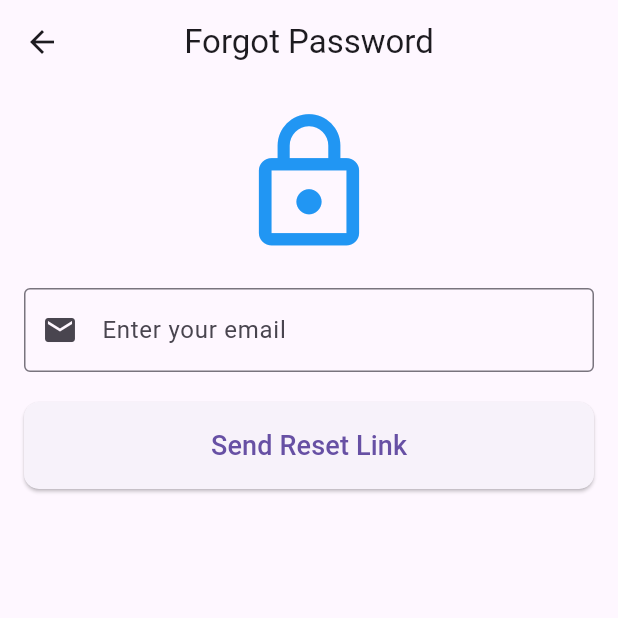
After one commit to OCRServiceCMC/mobile_ocr, a Flutter app: the screen it shows after launch, after a tap on "Forgot Password?", on a phone screen of 412 x 824 dp, the top half of it. The commit adds this screen. Run offline on Flutter 3.47's test engine with Material 3 defaults, Android fonts, the phone set to English and light mode, and no system bars; our stand-ins replace file_picker, permission_handler, shared_preferences; network calls fail.

Commit message:
thêm trang quên mật khẩu

```diff
--- /dev/null
+++ b/lib/pages/loginregister/forgotpassword.dart
@@ -0,0 +1,117 @@
+import 'package:flutter/material.dart';
+import 'package:http/http.dart' as http;
+
+class ForgotPasswordPage extends StatefulWidget {
+  const ForgotPasswordPage({super.key});
+
+  @override
+  _ForgotPasswordPageState createState() => _ForgotPasswordPageState();
+}
+
+class _ForgotPasswordPageState extends State<ForgotPasswordPage> {
+  final TextEditingController _emailController = TextEditingController();
+  bool _isLoading = false;
+  String? _message;
+
+  Future<void> _sendForgotPasswordRequest(String email) async {
+    setState(() {
+      _isLoading = true;
+      _message = null;
+    });
+
+    final url = Uri.parse('http://10.0.2.2:8081/api/auth/forgot-password?email=$email');
+
+    try {
+      final response = await http.post(url);
+
+      if (response.statusCode == 200) {
+        setState(() {
+          _message = 'Password reset link has been sent to your email.';
+        });
+      } else {
+        setState(() {
+          _message = 'Failed to send reset link. Please try again.';
+        });
+      }
+    } catch (e) {
+      setState(() {
+        _message = 'An error occurred. Please check your internet connection and try again.';
+      });
+    } finally {
+      setState(() {
+        _isLoading = false;
+      });
+    }
+  }
+
+  @override
+  Widget build(BuildContext context) {
+    return Scaffold(
+      appBar: AppBar(
+        title: const Text('Forgot Password'),
+        centerTitle: true,
+      ),
+      body: Padding(
+        padding: const EdgeInsets.all(16.0),
+        child: Column(
+          crossAxisAlignment: CrossAxisAlignment.stretch,
+          children: [
+            // Icon
+            const Icon(
+              Icons.lock_outline,
+              size: 100,
+              color: Colors.blue,
+            ),
+            const SizedBox(height: 20),
+            // Text field for email input
+            TextField(
+              controller: _emailController,
+              decoration: const InputDecoration(
+                labelText: 'Enter your email',
+                border: OutlineInputBorder(),
+                prefixIcon: Icon(Icons.email),
+              ),
+              keyboardType: TextInputType.emailAddress,
+            ),
+            const SizedBox(height: 20),
+            // Send button
+            ElevatedButton(
+              onPressed: _isLoading ? null : () => _sendForgotPasswordRequest(_emailController.text),
+              style: ElevatedButton.styleFrom(
+                padding: const EdgeInsets.symmetric(vertical: 16.0),
+                shape: RoundedRectangleBorder(
+                  borderRadius: BorderRadius.circular(10.0),
+                ),
+              ),
+              child: _isLoading
+                  ? const CircularProgressIndicator(
+                valueColor: AlwaysStoppedAnimation<Color>(Colors.white),
+              )
+                  : const Text(
+                'Send Reset Link',
+                style: TextStyle(fontSize: 18),
+              ),
+            ),
+            const SizedBox(height: 20),
+            // Message
+            if (_message != null)
+              Text(
+                _message!,
+                style: TextStyle(
+                  color: _message!.contains('sent') ? Colors.green : Colors.red,
+                  fontWeight: FontWeight.bold,
+                ),
+                textAlign: TextAlign.center,
+              ),
+          ],
+        ),
+      ),
+    );
+  }
+
+  @override
+  void dispose() {
+    _emailController.dispose();
+    super.dispose();
+  }
+}
--- a/lib/pages/loginregister/login.dart
+++ b/lib/pages/loginregister/login.dart
@@ -5,6 +5,7 @@ import 'package:flutter_application_1/pages/loginregister/register.dart';
 import 'package:flutter_application_1/pages/home/user_home.dart';
 import 'package:flutter_application_1/pages/home/admin_home.dart';
 import 'package:shared_preferences/shared_preferences.dart'; // Import thư viện
+import 'package:flutter_application_1/pages/loginregister/forgotpassword.dart'; // Import trang ForgotPasswordPage
 
 class LoginPage extends StatelessWidget {
   const LoginPage({super.key});
@@ -99,6 +100,17 @@ class LoginPage extends StatelessWidget {
                 ),
               ],
             ),
+            const SizedBox(height: 10),
+            // Nút điều hướng đến trang Forgot Password
+            TextButton(
+              onPressed: () {
+                Navigator.push(
+                  context,
+                  MaterialPageRoute(builder: (context) => const ForgotPasswordPage()),
+                );
+              },
+              child: const Text('Forgot Password?'),
+            ),
           ],
         ),
       ),
```
